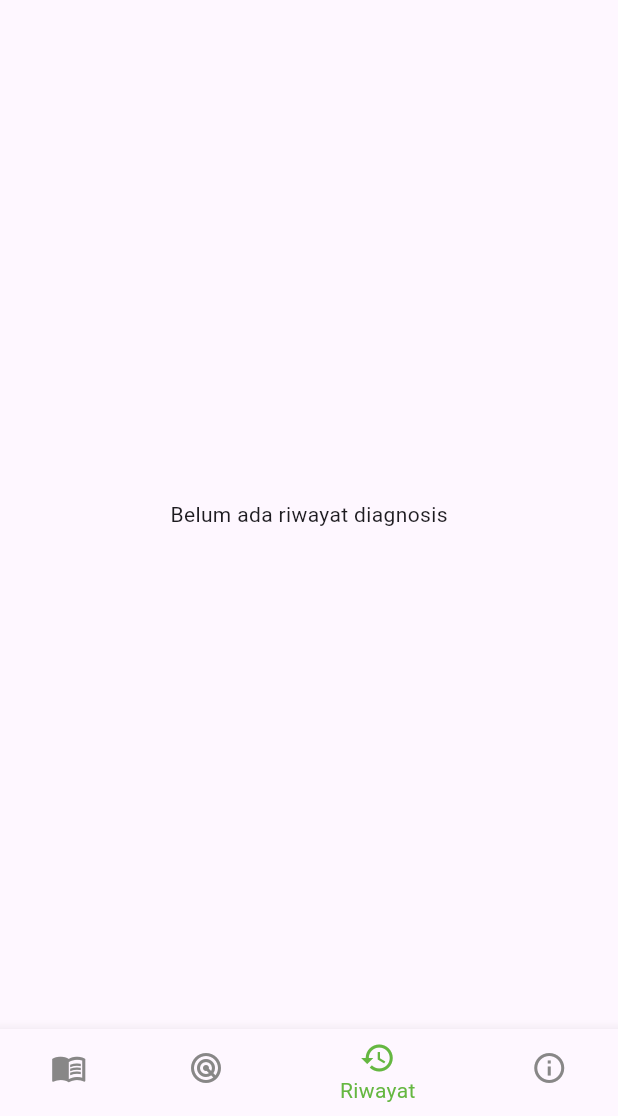
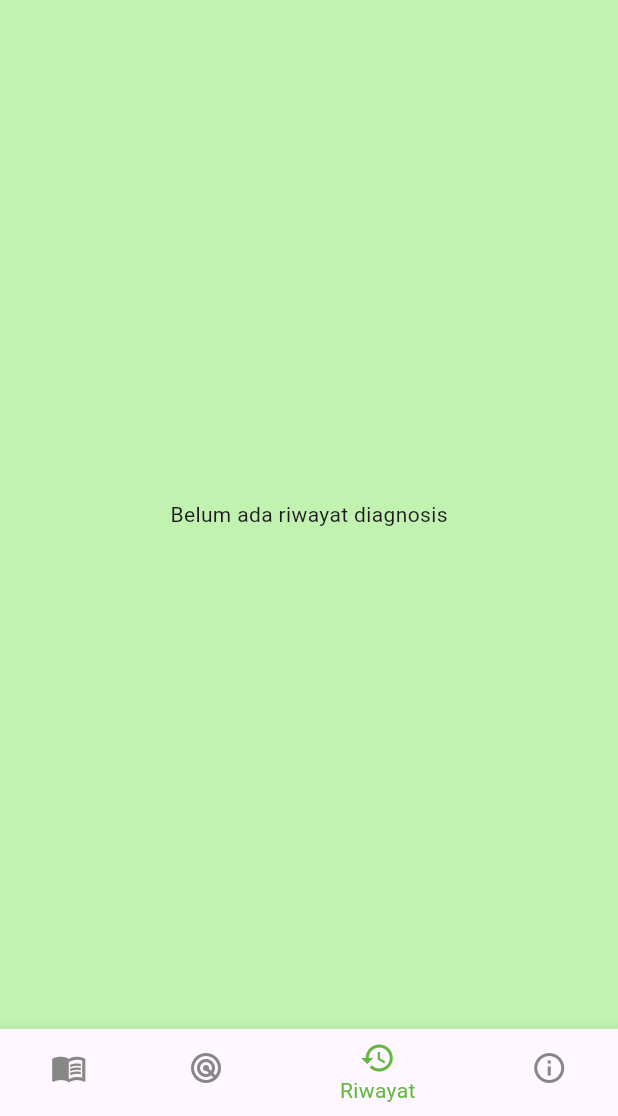
Before and after one commit to Twizzy803/AgriIn-MobileFlutter, a Flutter app: the screen it shows after launch, item 3 of the bottom bar chosen, on a phone screen of 412 x 824 dp, the part 120-1236 px from its top. Run offline on Flutter 3.47's test engine with Material 3 defaults, Android fonts, the light colour scheme and no system bars; our stand-ins replace carousel_slider, image_picker; missing offline and left inert: tflite_v2.

```diff
--- a/lib/screen/riwayat.dart
+++ b/lib/screen/riwayat.dart
@@ -17,6 +17,7 @@ class _RiwayatScreenState extends State<RiwayatScreen> {
     final screenHeight = MediaQuery.of(context).size.height;
 
     return Scaffold(
+      backgroundColor: Color(0xffC1F2B0),
       body: riwayatList.isEmpty
           ? Center(
               child: Text("Belum ada riwayat diagnosis"),
```
